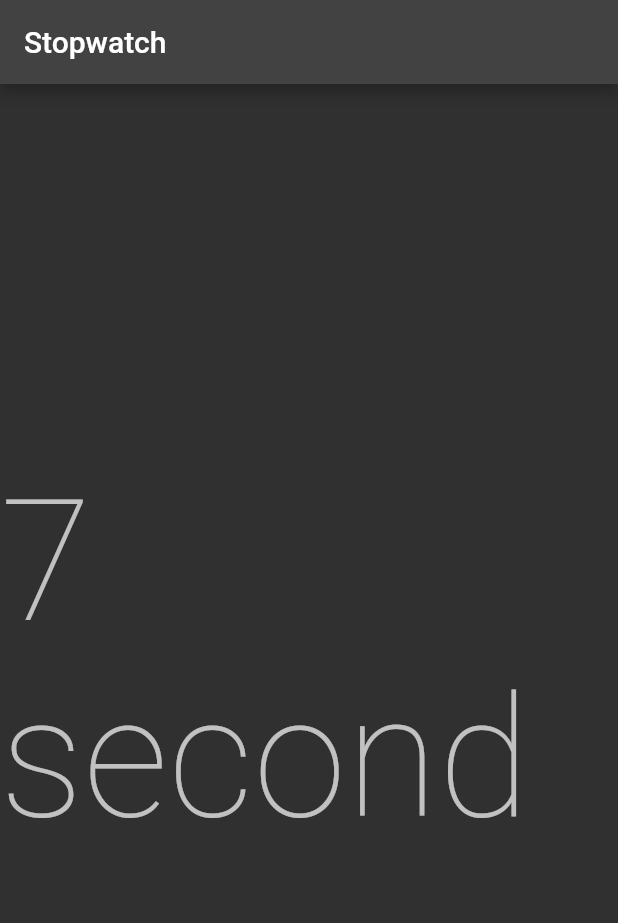
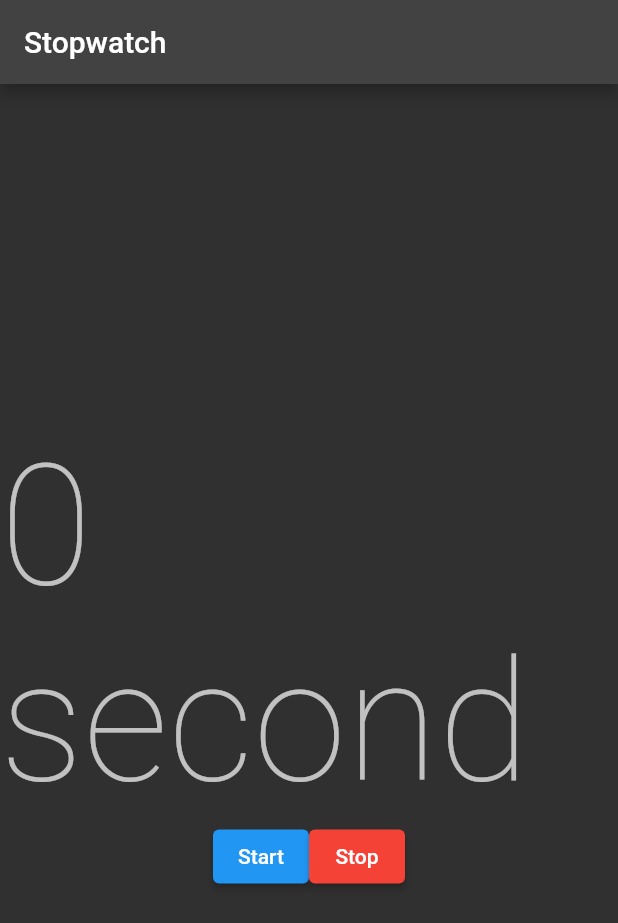
Before and after one commit to atuvshinjargal/mobileAppCourseJune, a Flutter app: the screen it shows after launch, on a phone screen of 412 x 824 dp. Shown: the top 923 px of the screen. Run offline on Flutter 3.47's test engine with Material 2 defaults, Android fonts, the phone set to English and light mode, and no system bars.

Commit message:
start stop

```diff
--- a/lib/stopwatch.dart
+++ b/lib/stopwatch.dart
@@ -12,6 +12,7 @@ class _StopWatchState extends State<StopWatch> {
   late int
       seconds; //int gedeg buhel too (-1,0,1 .....) //late daraa n utga uguh
   late Timer timer;
+  bool isTicking = false;
 
   @override
   void initState() {
@@ -19,7 +20,7 @@ class _StopWatchState extends State<StopWatch> {
     timer = Timer.periodic(Duration(seconds: 1), (timer) {
       setState(
         () {
-          if (seconds < 10) {
+          if (isTicking == true) {
             seconds++; //seconds = seconds + 1;
           }
         },
@@ -27,11 +28,13 @@ class _StopWatchState extends State<StopWatch> {
     });
     super.initState();
   }
+
   @override
   void dispose() {
     timer.cancel();
     super.dispose();
   }
+
   @override
   Widget build(BuildContext context) {
     return Scaffold(
@@ -39,9 +42,35 @@ class _StopWatchState extends State<StopWatch> {
         title: Text('Stopwatch'),
       ),
       body: Center(
-        child: Text(
-          '$seconds second',
-          style: Theme.of(context).textTheme.headline1,
+        child: Column(
+          mainAxisAlignment: MainAxisAlignment.center,
+          children: [
+            Text(
+              '$seconds second',
+              style: Theme.of(context).textTheme.headline1,
+            ),
+            Row(
+              mainAxisAlignment: MainAxisAlignment.center,
+              children: [
+                ElevatedButton(
+                  onPressed: () {
+                    isTicking = true;
+                  },
+                  child: Text('Start'),
+                ),
+                ElevatedButton(
+                  style: ButtonStyle(
+                    backgroundColor:
+                        MaterialStateProperty.all<Color>(Colors.red),
+                  ),
+                  onPressed: () {
+                    isTicking = false;
+                  },
+                  child: Text('Stop'),
+                ),
+              ],
+            )
+          ],
         ),
       ),
     );
```
